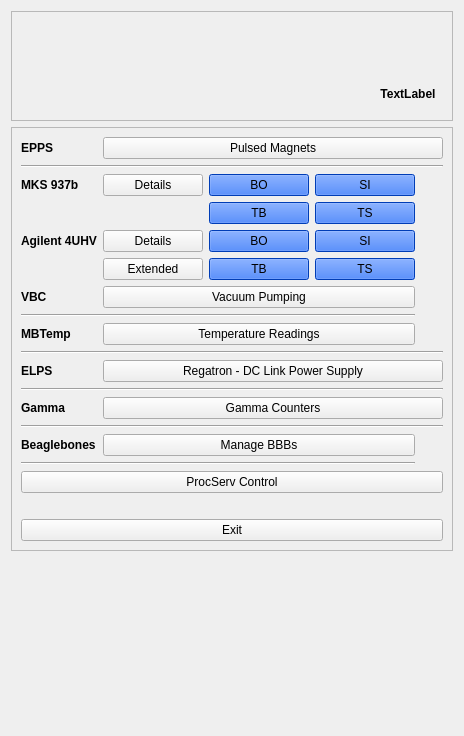
This is siriushlacon/launcher/ui/launcher.ui in lnls-sirius/pydm-opi as Qt 5 draws it before an edit. The edited form follows.
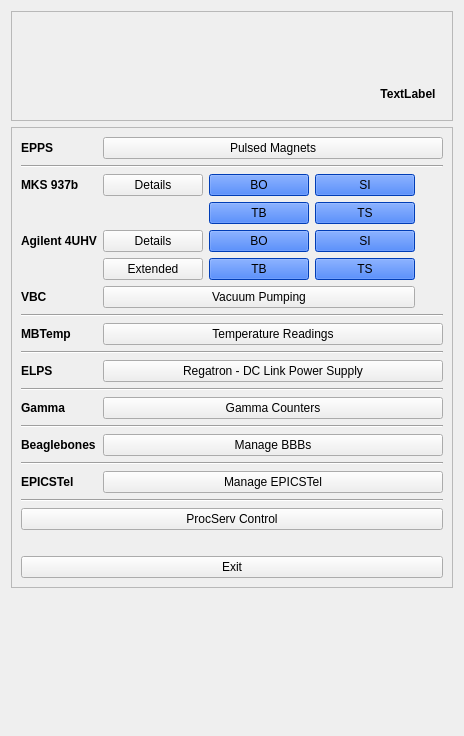
This is the edited form. Custom widgets are drawn as their Qt base class.

Commit message: Adds EPICSTel, multiple BBB changes

What changed in the file:
```diff
--- a/siriushlacon/launcher/ui/launcher.ui
+++ b/siriushlacon/launcher/ui/launcher.ui
@@ -1064,20 +1064,6 @@
         </property>
        </widget>
       </item>
-      <item row="7" column="0" colspan="4">
-       <widget class="Line" name="line_3">
-        <property name="orientation">
-         <enum>Qt::Horizontal</enum>
-        </property>
-       </widget>
-      </item>
-      <item row="15" column="0" colspan="4">
-       <widget class="Line" name="line_6">
-        <property name="orientation">
-         <enum>Qt::Horizontal</enum>
-        </property>
-       </widget>
-      </item>
       <item row="3" column="3">
        <widget class="PyDMRelatedDisplayButton" name="btnMksTSOverview">
         <property name="minimumSize">
@@ -2013,19 +1999,6 @@
         </property>
        </widget>
       </item>
-      <item row="8" column="1" colspan="3">
-       <widget class="PyDMRelatedDisplayButton" name="btnMBTemp">
-        <property name="toolTip">
-         <string/>
-        </property>
-        <property name="text">
-         <string>Temperature Readings</string>
-        </property>
-        <property name="showIcon" stdset="0">
-         <bool>false</bool>
-        </property>
-       </widget>
-      </item>
       <item row="12" column="0">
        <widget class="QLabel" name="label_2">
         <property name="font">
@@ -4055,6 +4028,19 @@
         </property>
        </widget>
       </item>
+      <item row="16" column="0">
+       <widget class="QLabel" name="label_3">
+        <property name="font">
+         <font>
+          <weight>75</weight>
+          <bold>true</bold>
+         </font>
+        </property>
+        <property name="text">
+         <string>EPICSTel</string>
+        </property>
+       </widget>
+      </item>
       <item row="11" column="0" colspan="5">
        <widget class="Line" name="line_4">
         <property name="orientation">
@@ -4149,8 +4135,33 @@
         </property>
        </widget>
       </item>
-      <item row="14" column="1" colspan="3">
+      <item row="16" column="1" colspan="4">
+       <widget class="PyDMRelatedDisplayButton" name="btnEPICSTel">
+        <property name="sizePolicy">
+         <sizepolicy hsizetype="Minimum" vsizetype="Fixed">
+          <horstretch>0</horstretch>
+          <verstretch>0</verstretch>
+         </sizepolicy>
+        </property>
+        <property name="toolTip">
+         <string/>
+        </property>
+        <property name="text">
+         <string>Manage EPICSTel</string>
+        </property>
+        <property name="showIcon" stdset="0">
+         <bool>false</bool>
+        </property>
+       </widget>
+      </item>
+      <item row="14" column="1" colspan="4">
        <widget class="PyDMRelatedDisplayButton" name="btnBBB">
+        <property name="sizePolicy">
+         <sizepolicy hsizetype="Minimum" vsizetype="Fixed">
+          <horstretch>0</horstretch>
+          <verstretch>0</verstretch>
+         </sizepolicy>
+        </property>
         <property name="toolTip">
          <string/>
         </property>
@@ -4162,6 +4173,40 @@
         </property>
        </widget>
       </item>
+      <item row="15" column="0" colspan="5">
+       <widget class="Line" name="line_6">
+        <property name="orientation">
+         <enum>Qt::Horizontal</enum>
+        </property>
+       </widget>
+      </item>
+      <item row="17" column="0" colspan="5">
+       <widget class="Line" name="line_6">
+        <property name="orientation">
+         <enum>Qt::Horizontal</enum>
+        </property>
+       </widget>
+      </item>
+      <item row="8" column="1" colspan="4">
+       <widget class="PyDMRelatedDisplayButton" name="btnMBTemp">
+        <property name="toolTip">
+         <string/>
+        </property>
+        <property name="text">
+         <string>Temperature Readings</string>
+        </property>
+        <property name="showIcon" stdset="0">
+         <bool>false</bool>
+        </property>
+       </widget>
+      </item>
+      <item row="7" column="0" colspan="5">
+       <widget class="Line" name="line_3">
+        <property name="orientation">
+         <enum>Qt::Horizontal</enum>
+        </property>
+       </widget>
+      </item>
      </layout>
     </widget>
    </item>
```
The commit also changes 14 other files.
